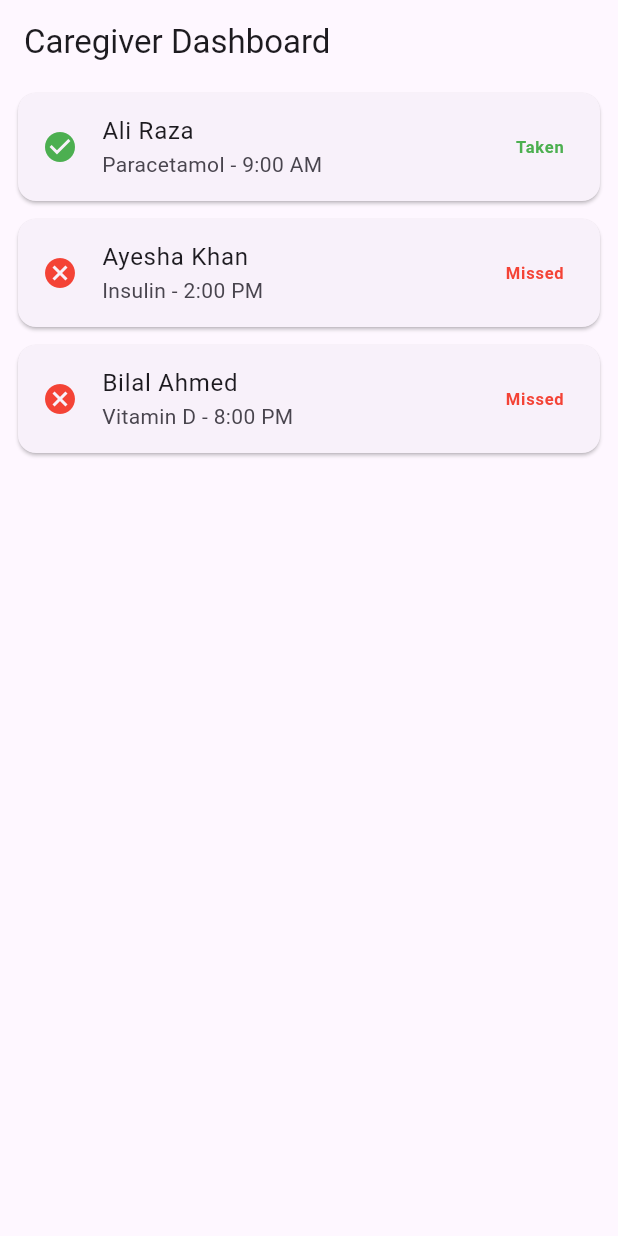
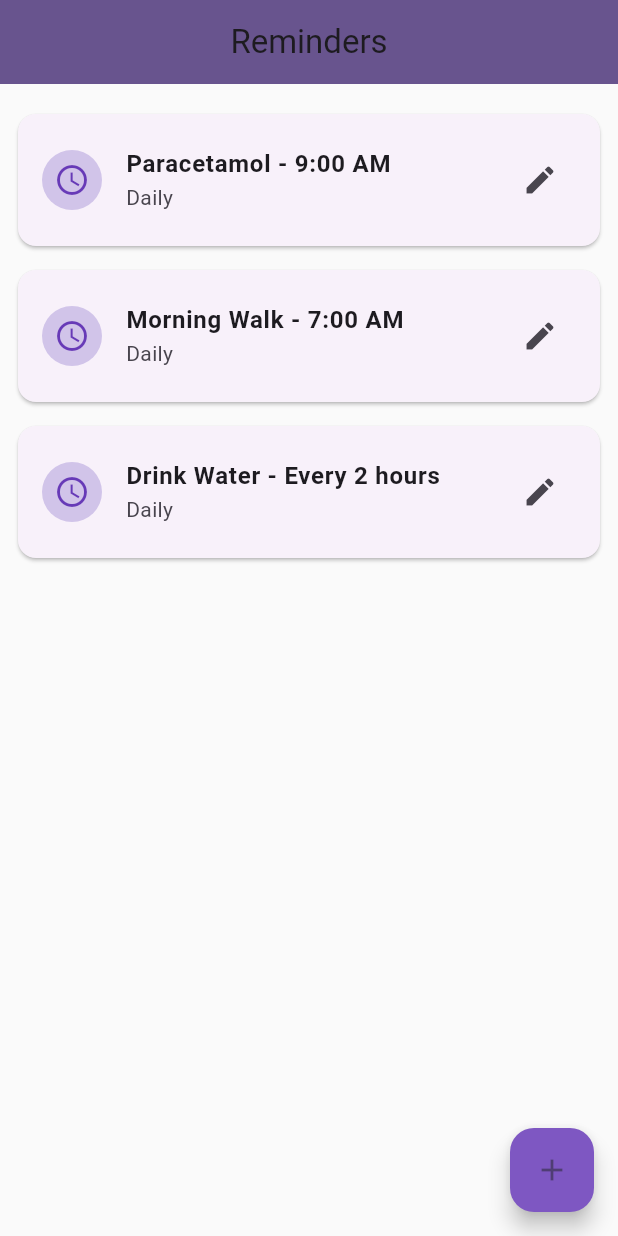
Before and after one commit to sardarfahadali18-wq/fellowship-project-1, a Flutter app: the screen it shows after launch, on a phone screen of 412 x 824 dp. Run offline on Flutter 3.47's test engine with Material 3 defaults, Android fonts, the phone set to English and light mode, and no system bars.

Commit message:
feat: added reminder list and add-edit screens UI

```diff
--- a/lib/main.dart
+++ b/lib/main.dart
@@ -1,5 +1,5 @@
 import 'package:flutter/material.dart';
-import 'screens/caregiver_dashboard.dart';
+import 'screens/home_screen.dart';
 
 void main() {
   runApp(const MyApp());
@@ -15,8 +15,24 @@ class MyApp extends StatelessWidget {
       theme: ThemeData(
         colorScheme: ColorScheme.fromSeed(seedColor: Colors.deepPurple),
         useMaterial3: true,
+        scaffoldBackgroundColor: Colors.grey[50],
+        appBarTheme: const AppBarTheme(centerTitle: true, elevation: 2),
+        floatingActionButtonTheme: FloatingActionButtonThemeData(
+          backgroundColor: Colors.deepPurple[400],
+        ),
+        elevatedButtonTheme: ElevatedButtonThemeData(
+          style: ElevatedButton.styleFrom(
+            shape: RoundedRectangleBorder(
+              borderRadius: BorderRadius.circular(8),
+            ),
+          ),
+        ),
+        inputDecorationTheme: InputDecorationTheme(
+          border: OutlineInputBorder(borderRadius: BorderRadius.circular(8.0)),
+        ),
       ),
-      home: const CaregiverDashboard(),
+      home: const HomeScreen(),
+      debugShowCheckedModeBanner: false,
     );
   }
 }
--- /dev/null
+++ b/lib/models/reminder.dart
@@ -0,0 +1,8 @@
+class Reminder {
+  final String id;
+  final String title;
+  final DateTime time;
+  final String frequency; // 'Daily' or 'Weekly' or custom
+
+  Reminder({required this.id, required this.title, required this.time, required this.frequency});
+}
--- /dev/null
+++ b/lib/screens/home_screen.dart
@@ -0,0 +1,100 @@
+import 'package:flutter/material.dart';
+import '../models/reminder.dart';
+import 'add_edit_reminder_screen.dart';
+
+class HomeScreen extends StatefulWidget {
+  const HomeScreen({Key? key}) : super(key: key);
+
+  @override
+  State<HomeScreen> createState() => _HomeScreenState();
+}
+
+class _HomeScreenState extends State<HomeScreen> {
+  final List<Reminder> reminders = [
+    Reminder(
+      id: '1',
+      title: 'Paracetamol - 9:00 AM',
+      time: DateTime.now(),
+      frequency: 'Daily',
+    ),
+    Reminder(
+      id: '2',
+      title: 'Morning Walk - 7:00 AM',
+      time: DateTime.now(),
+      frequency: 'Daily',
+    ),
+    Reminder(
+      id: '3',
+      title: 'Drink Water - Every 2 hours',
+      time: DateTime.now(),
+      frequency: 'Daily',
+    ),
+  ];
+
+  void _openAddReminder([Reminder? r]) async {
+    final result = await Navigator.of(context).push<Reminder>(
+      MaterialPageRoute(builder: (_) => AddEditReminderScreen(reminder: r)),
+    );
+
+    if (result != null) {
+      setState(() {
+        final index = reminders.indexWhere((e) => e.id == result.id);
+        if (index >= 0)
+          reminders[index] = result;
+        else
+          reminders.add(result);
+      });
+    }
+  }
+
+  @override
+  Widget build(BuildContext context) {
+    return Scaffold(
+      appBar: AppBar(
+        title: const Text('Reminders'),
+        backgroundColor: Theme.of(context).colorScheme.primary,
+      ),
+      body: Padding(
+        padding: const EdgeInsets.all(12.0),
+        child: ListView.builder(
+          itemCount: reminders.length,
+          itemBuilder: (ctx, i) {
+            final r = reminders[i];
+            return Card(
+              margin: const EdgeInsets.symmetric(vertical: 8.0),
+              shape: RoundedRectangleBorder(
+                borderRadius: BorderRadius.circular(12),
+              ),
+              child: ListTile(
+                contentPadding: const EdgeInsets.symmetric(
+                  horizontal: 16,
+                  vertical: 8,
+                ),
+                title: Text(
+                  r.title,
+                  style: const TextStyle(fontWeight: FontWeight.w600),
+                ),
+                subtitle: Text(r.frequency),
+                leading: CircleAvatar(
+                  backgroundColor: Colors.deepPurple[100],
+                  child: const Icon(
+                    Icons.access_time,
+                    color: Colors.deepPurple,
+                  ),
+                ),
+                trailing: IconButton(
+                  icon: const Icon(Icons.edit),
+                  onPressed: () => _openAddReminder(r),
+                ),
+              ),
+            );
+          },
+        ),
+      ),
+      floatingActionButton: FloatingActionButton(
+        onPressed: () => _openAddReminder(),
+        child: const Icon(Icons.add),
+      ),
+    );
+  }
+}
```
Also changed, not shown: lib/screens/add_edit_reminder_screen.dart (added, +120 -0 lines), pubspec.lock.
